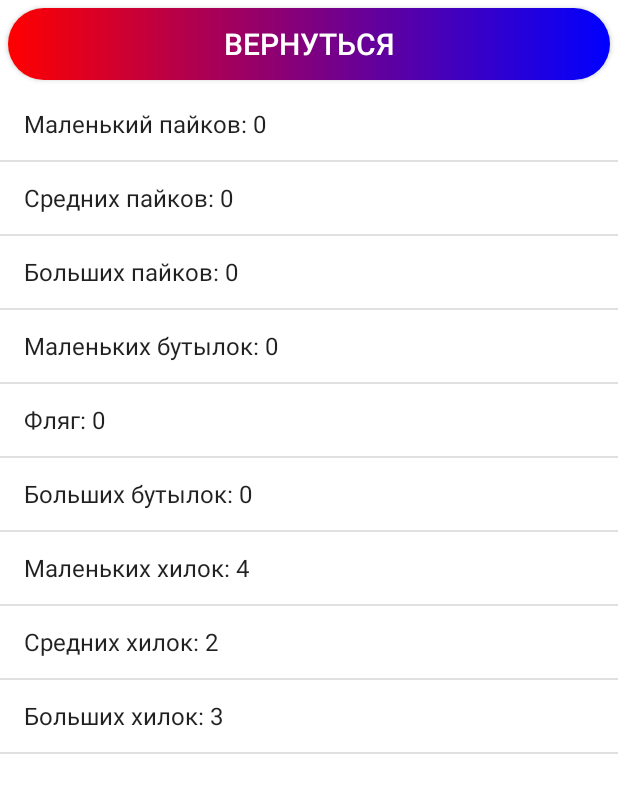
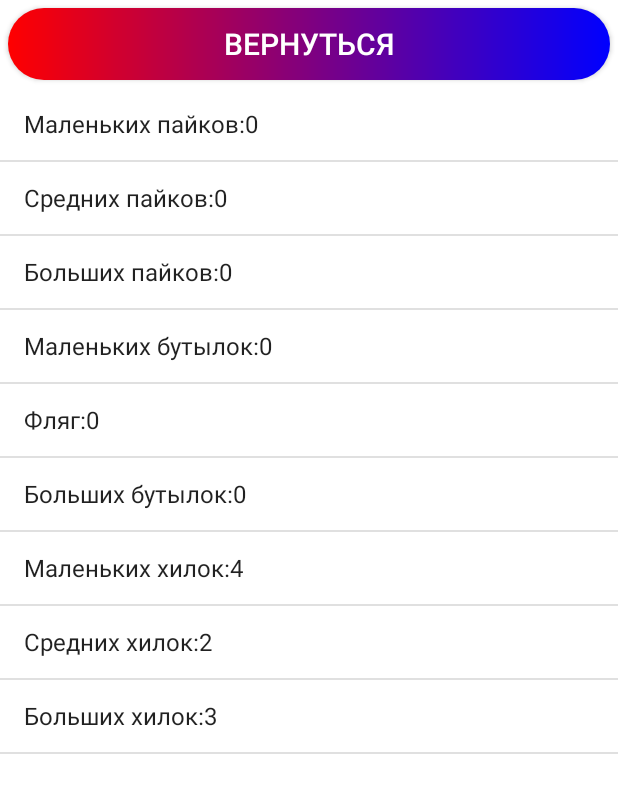
Before and after one commit to Chernov2312/Project, an Android app: the Supplies screen opened directly, with no data from a screen before it, on a phone screen of 412 x 824 dp. Shown: the top 793 px of the screen. Run offline under Robolectric (Android 15) with nearby library versions, the phone set to English and light mode, and no system bars.

Commit message:
Update project

```diff
--- a/app/src/main/java/com/example/project/Supplies.java
+++ b/app/src/main/java/com/example/project/Supplies.java
@@ -27,15 +27,15 @@ public class Supplies extends Character_Settings {
         setM(2);
         intent = new Intent(Supplies.this, MyService.class);
         startService(intent);
-        String[] rasxodn2 = {"Маленький пайков: " + foodr[0],
-                "Средних пайков: " + foodr[1],
-                "Больших пайков: " + foodr[2],
-                "Маленьких бутылок: " + waterf[0],
-                "Фляг: " + waterf[1],
-                "Больших бутылок: " + waterf[2],
-                "Маленьких хилок: " + hillrasx[0],
-                "Средних хилок: " + hillrasx[1],
-                "Больших хилок: " + hillrasx[2]
+        String[] rasxodn2 = {getResources().getString(R.string.smallfoods) + foodr[0],
+                getResources().getString(R.string.sredfoods) + foodr[1],
+                getResources().getString(R.string.bigfoods) + foodr[2],
+                getResources().getString(R.string.smallbottles) + waterf[0],
+                getResources().getString(R.string.flyg) + waterf[1],
+                getResources().getString(R.string.bigbottles) + waterf[2],
+                getResources().getString(R.string.smallhill) + hillrasx[0],
+                getResources().getString(R.string.sredhill) + hillrasx[1],
+                getResources().getString(R.string.bighill) + hillrasx[2]
         };
         ArrayAdapter<String> adapter = new ArrayAdapter<>(this,
                 android.R.layout.simple_list_item_1, rasxodn2);
--- a/app/src/main/res/values/strings.xml
+++ b/app/src/main/res/values/strings.xml
@@ -95,9 +95,9 @@
     <string name="savesuccesfull"> Сохранение успешно</string>
     <string name="yourarmoruppgrade"> Ваша защита увеличена на </string>
     <string name="yourdamageuppgrade"> Ваш урон увеличен на </string>
-    <string name="smallhill"> маленьких хилок</string>
-    <string name="sredhill"> средних хилок</string>
-    <string name="bighill"> больших хилок</string>
+    <string name="smallhill"> Маленьких хилок: </string>
+    <string name="sredhill"> Средних хилок: </string>
+    <string name="bighill"> Больших хилок: </string>
     <string name="moneynow"> Деньги: </string>
     <string name="levelnow"> Уровень: </string>
     <string name="played"> Играть</string>
```
